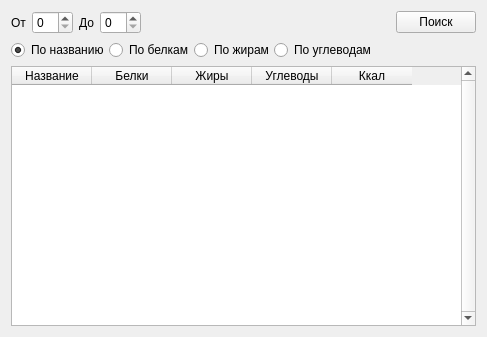
The window that project/forms/Product_seach.ui (Galoev/nutritionist-helper) describes before a commit, drawn with Qt 5.
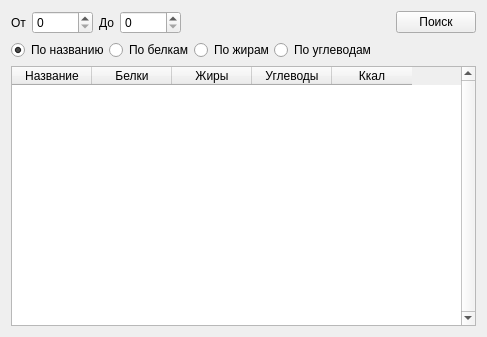
The same window after the commit. The open tabs and pages were chosen to show the change.

Diff of the .ui file:
```diff
--- a/project/forms/Product_seach.ui
+++ b/project/forms/Product_seach.ui
@@ -43,7 +43,11 @@
           </widget>
          </item>
          <item>
-          <widget class="QSpinBox" name="spinBox_From"/>
+          <widget class="QSpinBox" name="spinBox_From">
+           <property name="maximum">
+            <number>10000</number>
+           </property>
+          </widget>
          </item>
          <item>
           <widget class="QLabel" name="label_to">
@@ -53,7 +57,11 @@
           </widget>
          </item>
          <item>
-          <widget class="QSpinBox" name="spinBox_To"/>
+          <widget class="QSpinBox" name="spinBox_To">
+           <property name="maximum">
+            <number>10000</number>
+           </property>
+          </widget>
          </item>
          <item>
           <spacer name="horizontalSpacer_3">
```
